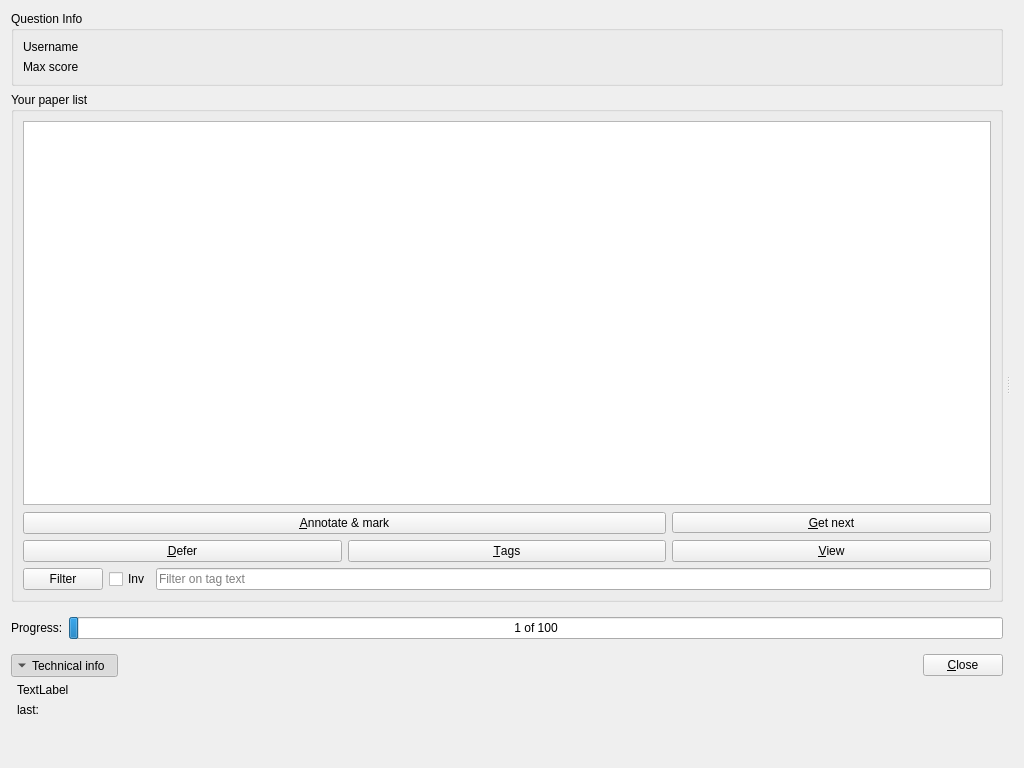
Above: qtCreatorFiles/ui_marker.ui from plomgrading/plom before the change. Below: the same form after it.
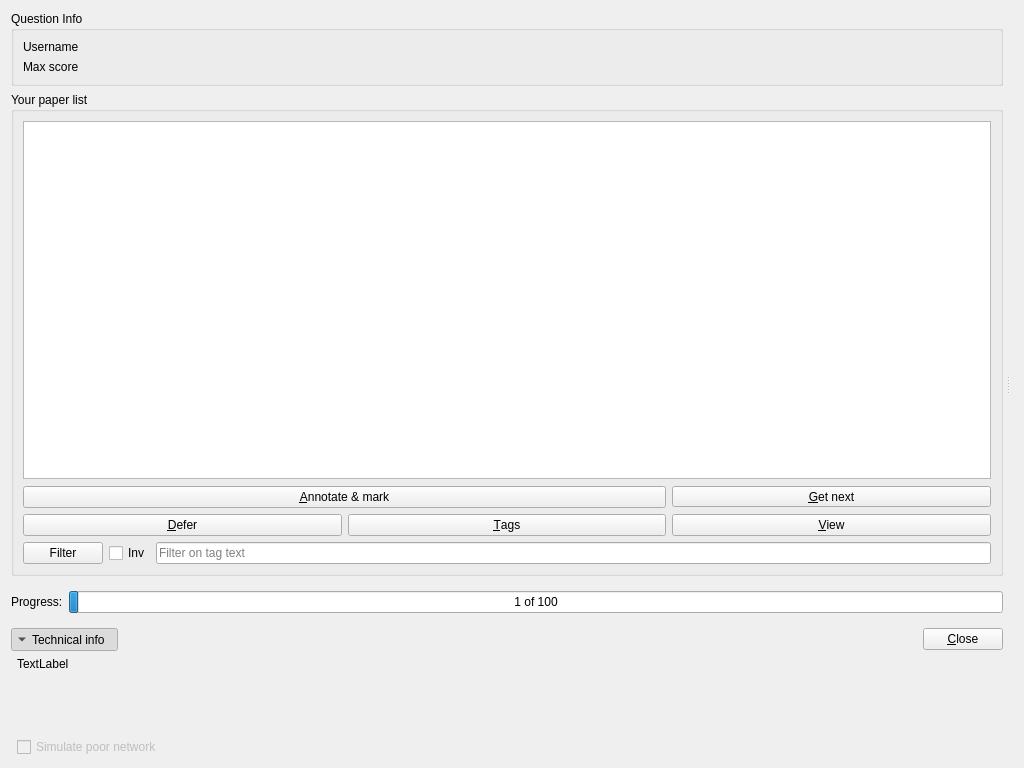
That is the form after the change. Custom widgets are drawn as their Qt base class.

Commit message: Simulated poor network makes downloads slow/fail

Patch:
```diff
--- a/qtCreatorFiles/ui_marker.ui
+++ b/qtCreatorFiles/ui_marker.ui
@@ -373,7 +373,7 @@
           <item>
            <widget class="QLabel" name="labelTech2">
             <property name="text">
-             <string>last:</string>
+             <string/>
             </property>
            </widget>
           </item>
@@ -391,6 +391,16 @@
             </property>
            </widget>
           </item>
+          <item>
+           <widget class="QCheckBox" name="failmodeCB">
+            <property name="enabled">
+             <bool>false</bool>
+            </property>
+            <property name="text">
+             <string>Simulate poor network</string>
+            </property>
+           </widget>
+          </item>
          </layout>
         </widget>
        </item>
```
The commit also changes 3 other files.
